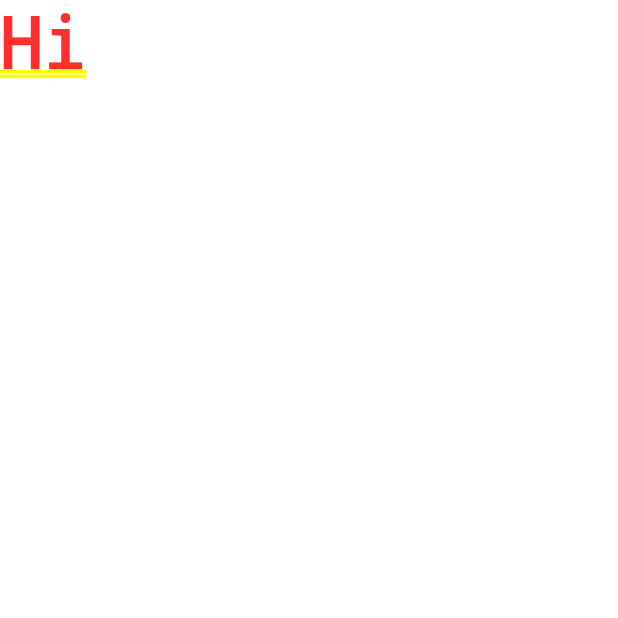
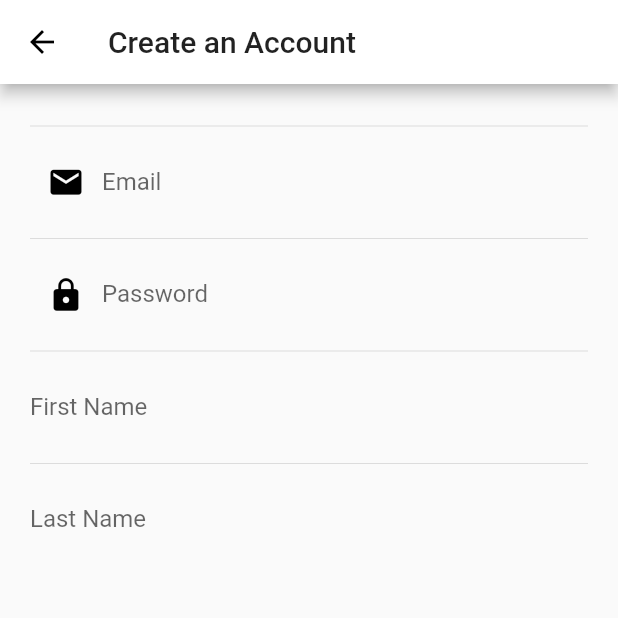
Before and after one commit to UT-Projects/solace-ui, a Flutter app: the screen it shows after launch, after a tap on "New User", on a phone screen of 412 x 824 dp, the top half of it. Run offline on Flutter 3.47's test engine with Material 2 defaults, Android fonts, the phone set to English and light mode, and no system bars; our stand-ins replace flutter_redux, redux; missing offline and left inert: redux_saga.

Commit message:
fixed opening background and added part of signup screen

```diff
--- a/solace_ui/lib/opening_screen.dart
+++ b/solace_ui/lib/opening_screen.dart
@@ -8,7 +8,7 @@ class OpeningScreen extends StatelessWidget {
     Widget build(BuildContext context) {
         return Container(
             margin: EdgeInsets.fromLTRB(20, 50, 20, 50),
-
+            color: Colors.white,
             child: Column(
                 mainAxisAlignment: MainAxisAlignment.center,
                 children: [
--- a/solace_ui/lib/signup_screen.dart
+++ b/solace_ui/lib/signup_screen.dart
@@ -3,6 +3,60 @@ import 'package:flutter/material.dart';
 class SignupScreen extends StatelessWidget {
   @override
   Widget build(BuildContext context) {
-    return Text('Hi');
+    return Scaffold(
+      appBar: AppBar(
+        backgroundColor: Colors.white,
+        leading: BackButton(
+          color: Colors .black,
+          onPressed: () => Navigator.pop(context),
+        ),
+        title: Text('Create an Account'),
+      ),
+      body: Container(
+        margin: EdgeInsets.fromLTRB(20, 20, 20, 20),
+        child: Column(
+          children: [
+            Divider(),
+            TextField(
+              decoration: InputDecoration(
+                border: InputBorder.none,
+                labelText: 'Email',
+                prefixIcon: Icon(
+                  Icons.email,
+                  color: Colors.black,
+                  size: 25,
+                ),
+              ),
+            ),
+            Divider(),
+            TextField(
+              decoration: InputDecoration(
+                border: InputBorder.none,
+                labelText: 'Password',
+                prefixIcon: Icon(
+                  Icons.lock,
+                  color: Colors.black,
+                  size: 25,
+                ),
+              ),
+            ),
+            Divider(),
+            TextField(
+              decoration: InputDecoration(
+                border: InputBorder.none,
+                labelText: 'First Name',
+              ),
+            ),
+            Divider(),
+            TextField(
+              decoration: InputDecoration(
+                border: InputBorder.none,
+                labelText: 'Last Name',
+              ),
+            ),
+          ],
+        ),
+      ),
+    );
   }
 }
```
